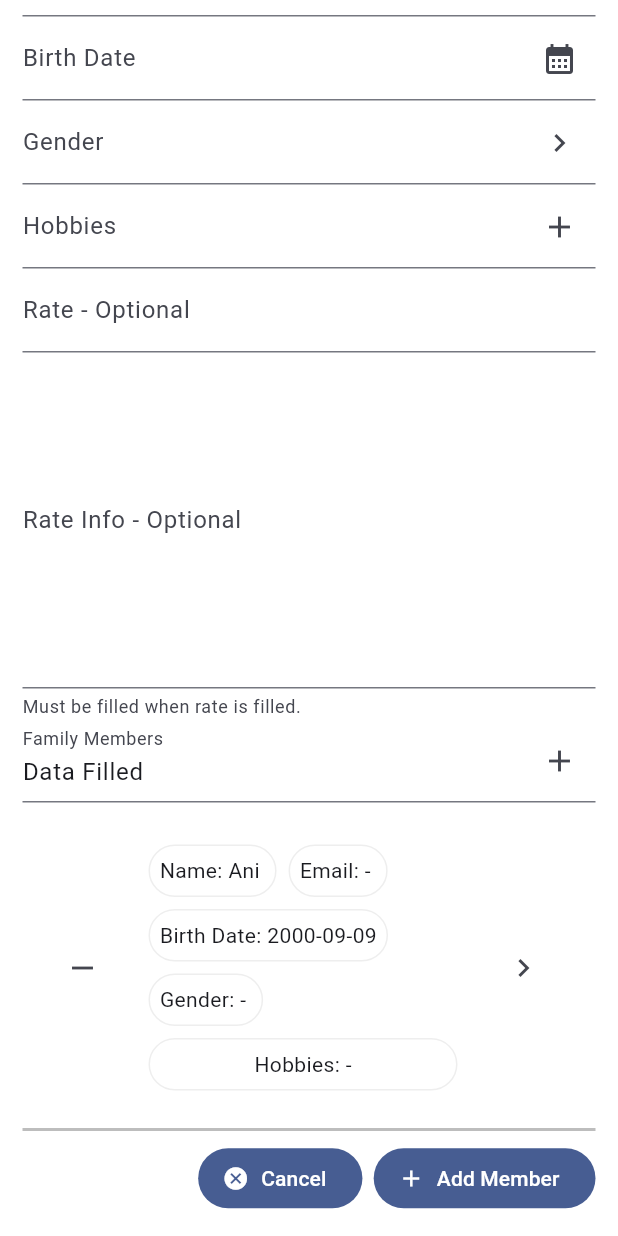
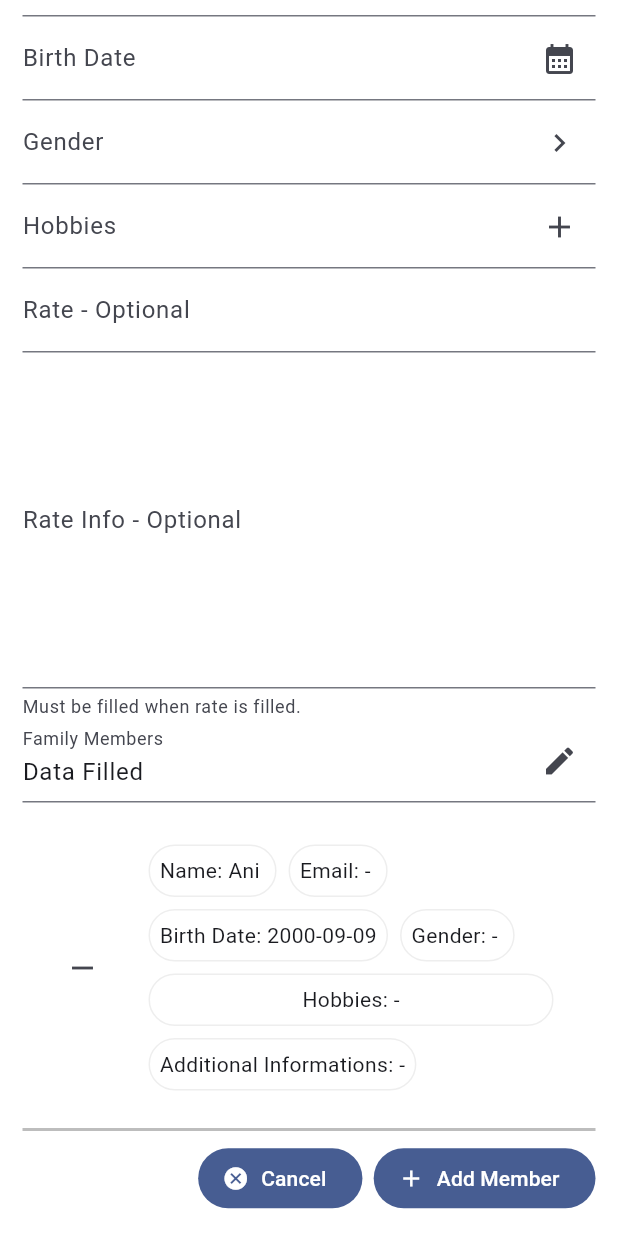
Before and after one commit to devaloop/form_builder, a Flutter app: the screen it shows after launch, scrolled down 142 dp, on a phone screen of 412 x 824 dp. Run offline on Flutter 3.47's test engine with Material 3 defaults, Android fonts, the phone set to English and light mode, and no system bars.

Commit message:
Input Field Type Form

```diff
--- a/example/lib/main.dart
+++ b/example/lib/main.dart
@@ -153,7 +153,6 @@ class MyApp extends StatelessWidget {
                 inputFieldType: InputFieldType.form,
                 label: 'Family Members',
                 inputFormSettings: InputFormSettings(
-                  formName: 'Family Members',
                   inputFields: [
                     const InputField(
                       name: 'name',
@@ -257,6 +256,29 @@ class MyApp extends StatelessWidget {
                         ),
                       ),
                     ),
+                    const InputField(
+                      name: 'additinalInformations',
+                      inputFieldType: InputFieldType.form,
+                      label: 'Additional Informations',
+                      inputFormSettings: InputFormSettings(
+                        isMultiInputForm: true,
+                        inputFields: [
+                          InputField(
+                            name: 'title',
+                            inputFieldType: InputFieldType.text,
+                            label: 'Tittle',
+                          ),
+                          InputField(
+                            name: 'information',
+                            inputFieldType: InputFieldType.text,
+                            label: 'Informations',
+                            inputTextSettings: InputTextSettings(
+                              isMultilines: true,
+                            ),
+                          ),
+                        ],
+                      ),
+                    ),
                   ],
                 ),
               ),
--- a/lib/form_builder.dart
+++ b/lib/form_builder.dart
@@ -11,7 +11,7 @@ import 'package:intl/intl.dart';
 class FormBulder extends StatefulWidget {
   const FormBulder({
     super.key,
-    required this.formName,
+    this.formName,
     required this.inputFields,
     this.onInitial,
     this.onBeforeValidation,
@@ -22,7 +22,7 @@ class FormBulder extends StatefulWidget {
     this.isFormEditable,
   });
 
-  final String formName;
+  final String? formName;
   final List<InputField> inputFields;
   final void Function(
       BuildContext context, Map<String, InputValue> inputValues)? onInitial;
@@ -159,13 +159,14 @@ class _FormBulderState extends State<FormBulder> {
         crossAxisAlignment: CrossAxisAlignment.start,
         mainAxisSize: MainAxisSize.min,
         children: [
-          Text(
-            widget.formName,
-            style: const TextStyle(
-              color: Colors.black,
-              fontSize: 18,
+          if (widget.formName != null)
+            Text(
+              widget.formName!,
+              style: const TextStyle(
+                color: Colors.black,
+                fontSize: 18,
+              ),
             ),
-          ),
           isPortrait
               ? Column(
                   mainAxisSize: MainAxisSize.min,
@@ -350,13 +351,12 @@ class _FormBulderState extends State<FormBulder> {
           return (errorMessage ?? '') + additionalErrorMessage;
         },
         isEditable: _isEditable ?? widget.isFormEditable ?? true,
-        formName: e.label,
         inputFields: e.inputFormSettings!.inputFields,
         additionalButtons: e.inputFormSettings!.additionalButtons,
         onAfterValidation: e.inputFormSettings!.onAfterValidation,
         onBeforeValidation: e.inputFormSettings!.onBeforeValidation,
         onInitial: e.inputFormSettings!.onInitial,
-        isMultiInputForm: true,
+        isMultiInputForm: e.inputFormSettings!.isMultiInputForm,
       );
     } else {
       throw Exception('Unsupported InputFieldType ');
@@ -472,7 +472,6 @@ class InputField {
 
 class InputFormSettings {
   final String? Function(String? errorMessage)? onValidating;
-  final String formName;
   final List<InputField> inputFields;
   final void Function(
       BuildContext context, Map<String, InputValue> inputValues)? onInitial;
@@ -485,15 +484,16 @@ class InputFormSettings {
       bool isValid,
       Map<String, String?> errorsMessages)? onAfterValidation;
   final List<AdditionalButton>? additionalButtons;
+  final bool? isMultiInputForm;
 
   const InputFormSettings({
     this.onValidating,
-    required this.formName,
     required this.inputFields,
     this.onInitial,
     this.onBeforeValidation,
     this.onAfterValidation,
     this.additionalButtons,
+    this.isMultiInputForm,
   });
 }
 
@@ -606,7 +606,7 @@ class InputValue {
       if (value == null) {
         (controller as TextEditingController).text = '';
       } else {
-        //TODO need parameter to specified date, time or dateTime
+        //TODO need parameter to specified date, time or dateTime, recommedation altertative Solution for this case, using Custom controller for Input Field Date Time
         try {
           (controller as TextEditingController).text =
               DateFormat('yyyy-MM-dd hh:mm:ss').format(value);
--- a/lib/input_field_form.dart
+++ b/lib/input_field_form.dart
@@ -17,7 +17,6 @@ class InputFieldForm extends StatefulWidget {
   final InputFieldFormController controller;
   final String? Function(String? errorMessage)? onValidating;
   final bool? isEditable;
-  final String formName;
   final List<InputField> inputFields;
   final void Function(
       BuildContext context, Map<String, InputValue> inputValues)? onInitial;
@@ -40,7 +39,6 @@ class InputFieldForm extends StatefulWidget {
     required this.controller,
     this.onValidating,
     this.isEditable,
-    required this.formName,
     required this.inputFields,
     this.onInitial,
     this.onBeforeValidation,
@@ -89,18 +87,16 @@ class _InputFieldFormState extends State<InputFieldForm> {
                   IconButton(
                     icon: widget.isMultiInputForm ?? false
                         ? const Icon(Icons.add)
-                        : const Icon(Icons.edit_document),
+                        : const Icon(Icons.edit),
                     onPressed: widget.isEditable ?? false
                         ? () {
-                            Future<void>
-                                navigateToInputFieldOptionSearchFormPage(
+                            Future<void> navigateToInputFieldFormPage(
                                 BuildContext context) async {
                               final result = await Navigator.push(
                                 context,
                                 MaterialPageRoute(
                                   builder: (context) => InputFieldFormPage(
                                     title: widget.label,
-                                    formName: widget.formName,
                                     inputFields: widget.inputFields,
                                     additionalButtons: widget.additionalButtons,
                                     isFormEditable: widget.isEditable,
@@ -182,9 +178,9 @@ class _InputFieldFormState extends State<InputFieldForm> {
                                                                   element.key ==
                                                                   e.name)
                                                               .firstOrNull
-                                                          ?.value);
+                                                              ?.value ??
+                                                          []);
                                                 }
-                                                //TODO Add for other input types
                                               }
                                             }
                                           },
@@ -205,7 +201,7 @@ class _InputFieldFormState extends State<InputFieldForm> {
                               }
                             }
 
-                            navigateToInputFieldOptionSearchFormPage(context);
+                            navigateToInputFieldFormPage(context);
                           }
                         : null,
                   ),
@@ -231,14 +227,13 @@ class _InputFieldFormState extends State<InputFieldForm> {
             onTap: () {
               if (!kIsWeb) {
                 if (Platform.isAndroid || Platform.isIOS) {
-                  Future<void> navigateToInputFieldOptionSearchFormPage(
+                  Future<void> navigateToInputFieldFormPage(
                       BuildContext context) async {
                     final result = await Navigator.push(
                       context,
                       MaterialPageRoute(
                         builder: (context) => InputFieldFormPage(
                           title: widget.label,
-                          formName: widget.formName,
                           inputFields: widget.inputFields,
                           additionalButtons: widget.additionalButtons,
                           isFormEditable: widget.isEditable,
@@ -307,9 +302,9 @@ class _InputFieldFormState extends State<InputFieldForm> {
                                                     .where((element) =>
                                                         element.key == e.name)
                                                     .firstOrNull
-                                                ?.value);
+                                                    ?.value ??
+                                                []);
                                       }
-                                      //TODO Add for other input types
                                     }
                                   }
                                 },
@@ -330,7 +325,7 @@ class _InputFieldFormState extends State<InputFieldForm> {
                     }
                   }
 
-                  navigateToInputFieldOptionSearchFormPage(context);
+                  navigateToInputFieldFormPage(context);
                 }
               }
             },
@@ -563,7 +558,30 @@ class _InputFieldFormState extends State<InputFieldForm> {
                               ),
                             ));
                           }
-                          //TODO Add for other input types (View)
+                          if (e.inputFieldType == InputFieldType.form) {
+                            List<Map<String, dynamic>>? data = widget.controller
+                                .getData()[index]
+                                .entries
+                                .where((element) => element.key == e.name)
+                                .firstOrNull
+                                ?.value;
+                            value =
+                                '${e.label}: ${data == null ? '-' : 'Data Filled'}';
+                            listDataView.add(Card(
+                              color: Colors.white,
+                              elevation: 0,
+                              shape: StadiumBorder(
+                                side: BorderSide(
+                                  color: Colors.grey.shade200,
+                                  width: 1.0,
+                                ),
+                              ),
+                              child: Padding(
+                                padding: const EdgeInsets.all(7.5),
+                                child: Text(value),
+                              ),
+                            ));
+                          }
                           return Wrap(
                             children: listDataView,
                           );
@@ -587,8 +605,7 @@ class _InputFieldFormState extends State<InputFieldForm> {
                               icon: const Icon(Icons.navigate_next),
                               onPressed: widget.isEditable ?? false
                                   ? () {
-                                      Future<void>
-                                          navigateToInputFieldOptionSearchFormPage(
+                                      Future<void> navigateToInputFieldFormPage(
                                           BuildContext context) async {
                                         final result = await Navigator.push(
                                           context,
@@ -596,7 +613,6 @@ class _InputFieldFormState extends State<InputFieldForm> {
                                             builder: (context) =>
                                                 InputFieldFormPage(
                                               title: widget.label,
-                                              formName: widget.formName,
                                               inputFields: widget.inputFields,
                                               additionalButtons:
                                                   widget.additionalButtons,
@@ -669,15 +685,17 @@ class _InputFieldFormState extends State<InputFieldForm> {
                                                     inputValues[e.name]!
                                                         .setFormValues(widget
                                                                 .controller
-                                                            .getData()[index]
+                                                                .getData()[
+                                                                    index]
                                                                 .entries
                                                                 .where((element) =>
-                                                                element.key ==
+                                                                    element
+                                                                        .key ==
                                                                     e.name)
                                                                 .firstOrNull
-                                                            ?.value);
+                                                                ?.value ??
+                                                            []);
                                                   }
-                                                  //TODO Add for other input types
                                                 }
                                               },
                                             ),
@@ -695,8 +713,7 @@ class _InputFieldFormState extends State<InputFieldForm> {
                                         }
                                       }
 
-                                      navigateToInputFieldOptionSearchFormPage(
-                                          context);
+                                      navigateToInputFieldFormPage(context);
                                     }
                                   : null,
                             )
@@ -718,7 +735,6 @@ class _InputFieldFormState extends State<InputFieldForm> {
 
 class InputFieldFormPage extends StatefulWidget {
   final String title;
-  final String formName;
   final List<InputField> inputFields;
   final void Function(
       BuildContext context, Map<String, InputValue> inputValues)? onInitial;
@@ -736,7 +752,6 @@ class InputFieldFormPage extends StatefulWidget {
   const InputFieldFormPage({
     super.key,
     required this.title,
-    required this.formName,
     required this.inputFields,
     this.onInitial,
     this.onBeforeValidation,
@@ -746,10 +761,10 @@ class InputFieldFormPage extends StatefulWidget {
   });
 
   @override
-  State<InputFieldFormPage> createState() => _InputFieldOptionSearchFormPage();
+  State<InputFieldFormPage> createState() => _InputFieldFormPage();
 }
 
-class _InputFieldOptionSearchFormPage extends State<InputFieldFormPage> {
+class _InputFieldFormPage extends State<InputFieldFormPage> {
   @override
   void initState() {
     super.initState();
@@ -775,7 +790,6 @@ class _InputFieldOptionSearchFormPage extends State<InputFieldFormPage> {
           bottom: 15,
         ),
         child: FormBulder(
-          formName: widget.formName,
           inputFields: widget.inputFields,
           onSubmit: (context, inputValues) {
             Map<String, dynamic> controller = {};
@@ -796,7 +810,10 @@ class _InputFieldOptionSearchFormPage extends State<InputFieldFormPage> {
                 controller[inputField.name] =
                     inputValues[inputField.name]!.getListOptionValues();
               }
-              //TODO Add for other input types
+              if (inputField.inputFieldType == InputFieldType.form) {
+                controller[inputField.name] =
+                    inputValues[inputField.name]!.getFormValues();
+              }
             }
 
             Navigator.pop(context, controller);
```
Lines whose indentation alone changed are shown as unchanged.
